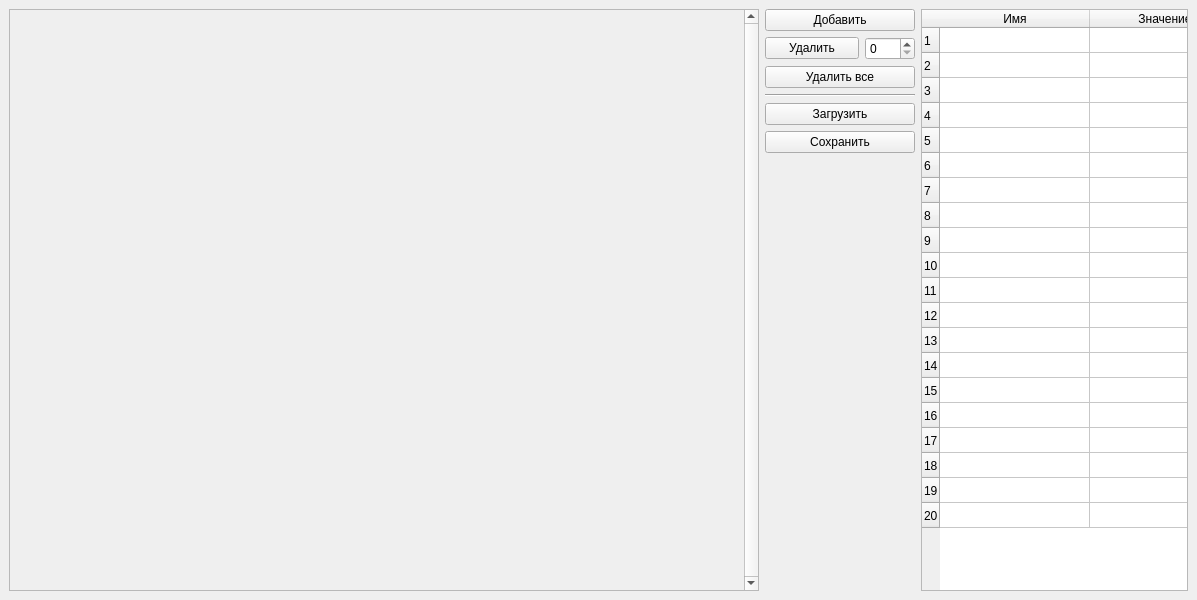
molchanoff12/ta1_usb_client, file main_window.ui: the form before one commit.
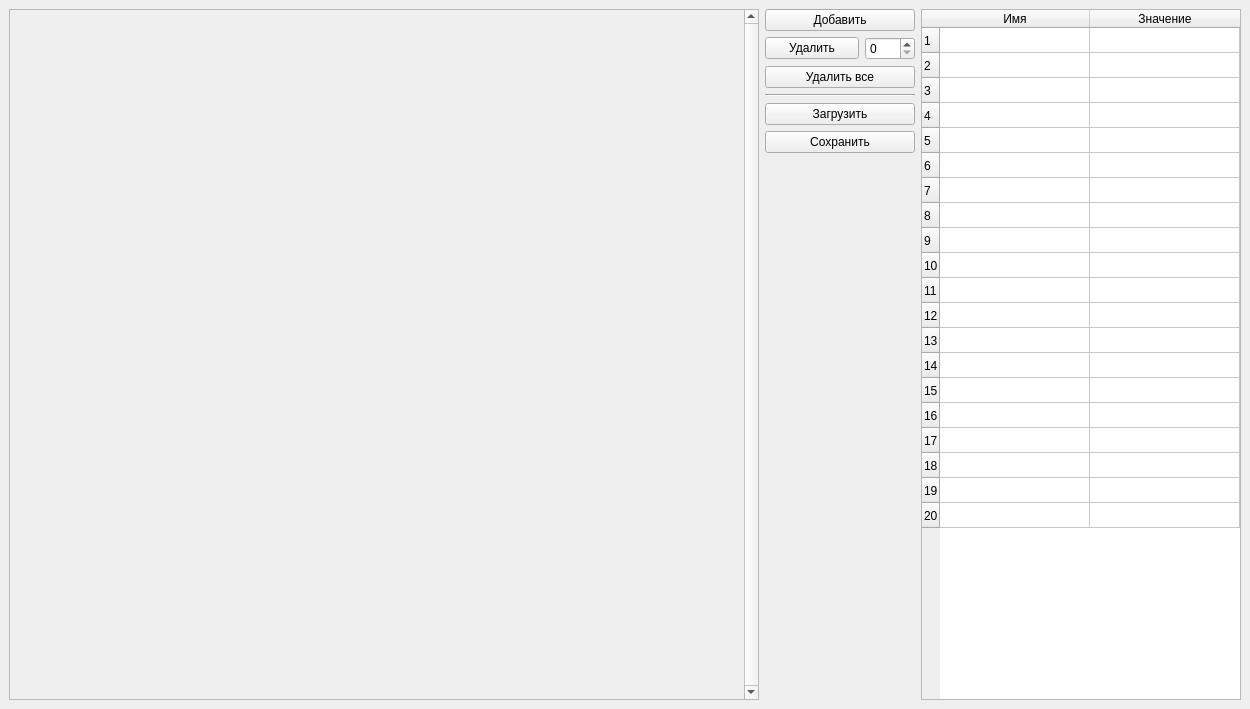
The form after the commit.

```diff
--- a/main_window.ui
+++ b/main_window.ui
@@ -6,8 +6,8 @@
    <rect>
     <x>0</x>
     <y>0</y>
-    <width>1197</width>
-    <height>600</height>
+    <width>1250</width>
+    <height>709</height>
    </rect>
   </property>
   <property name="windowTitle">
@@ -49,7 +49,7 @@
            <x>0</x>
            <y>0</y>
            <width>731</width>
-           <height>578</height>
+           <height>679</height>
           </rect>
          </property>
         </widget>
@@ -249,6 +249,16 @@
           <set>AlignCenter</set>
          </property>
         </column>
+        <item row="0" column="0">
+         <property name="text">
+          <string> </string>
+         </property>
+        </item>
+        <item row="1" column="0">
+         <property name="text">
+          <string/>
+         </property>
+        </item>
        </widget>
       </item>
      </layout>
```
Left out of the diff: 8 changed lines with no effect on the pictures.
